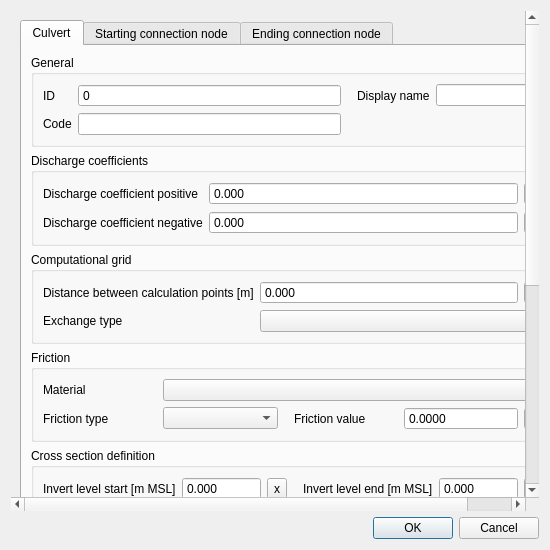
nens/threedi-schematisation-editor, file threedi_schematisation_editor/forms/ui/culvert.ui: the form before one commit.
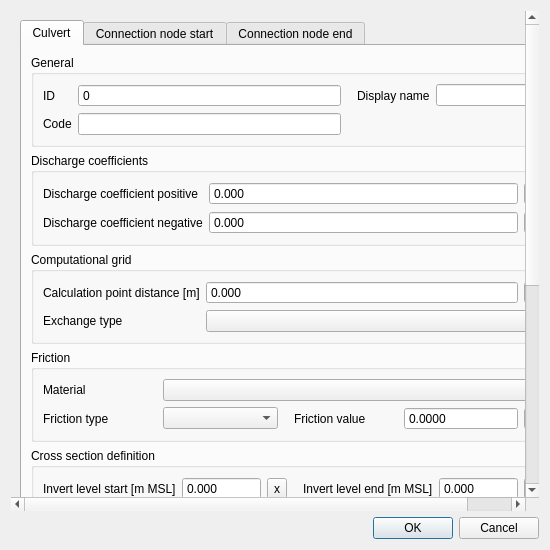
The form after the commit.

Diff of the .ui file:
```diff
--- a/threedi_schematisation_editor/forms/ui/culvert.ui
+++ b/threedi_schematisation_editor/forms/ui/culvert.ui
@@ -951,7 +951,7 @@
               <item row="0" column="0">
                <widget class="QLabel" name="label_56">
                 <property name="text">
-                 <string>Distance between calculation points [m]</string>
+                 <string>Calculation point distance [m]</string>
                 </property>
                 <property name="wordWrap">
                  <bool>false</bool>
@@ -1010,7 +1010,7 @@
          </widget>
          <widget class="QWidget" name="tab_1">
           <attribute name="title">
-           <string>Starting connection node</string>
+           <string>Connection node start</string>
           </attribute>
           <layout class="QGridLayout" name="gridLayout_19">
            <item row="0" column="0" colspan="2">
@@ -1626,7 +1626,7 @@
          </widget>
          <widget class="QWidget" name="tab_2">
           <attribute name="title">
-           <string>Ending connection node</string>
+           <string>Connection node end</string>
           </attribute>
           <layout class="QGridLayout" name="gridLayout_9">
            <item row="2" column="0" colspan="2">
```
